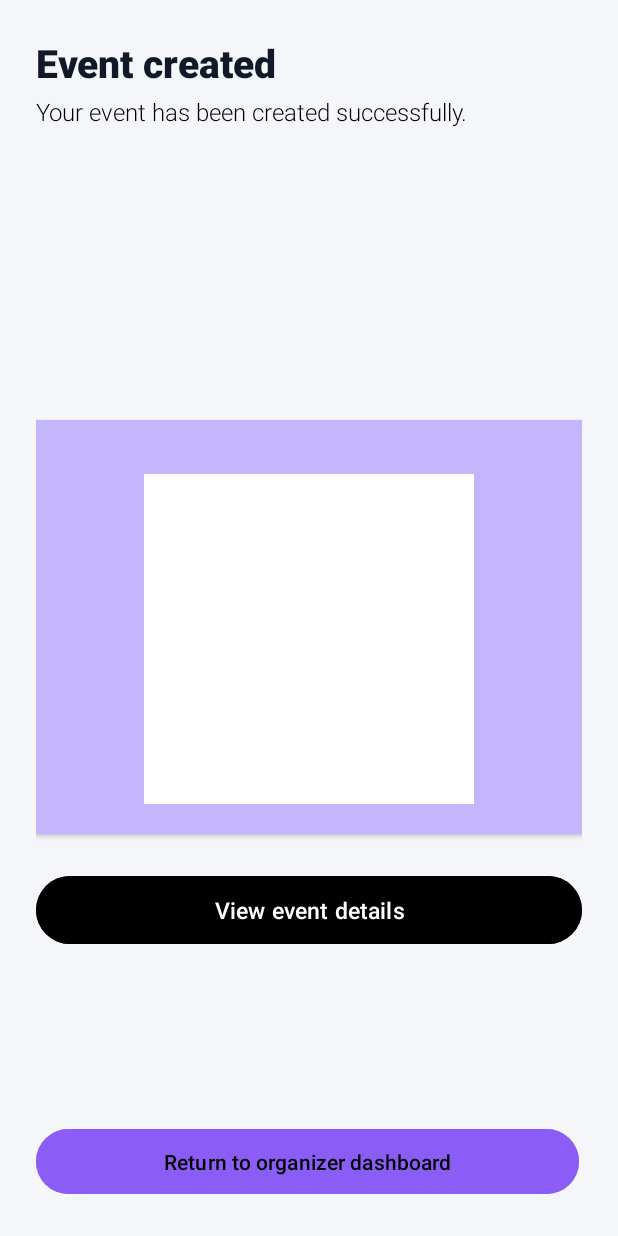
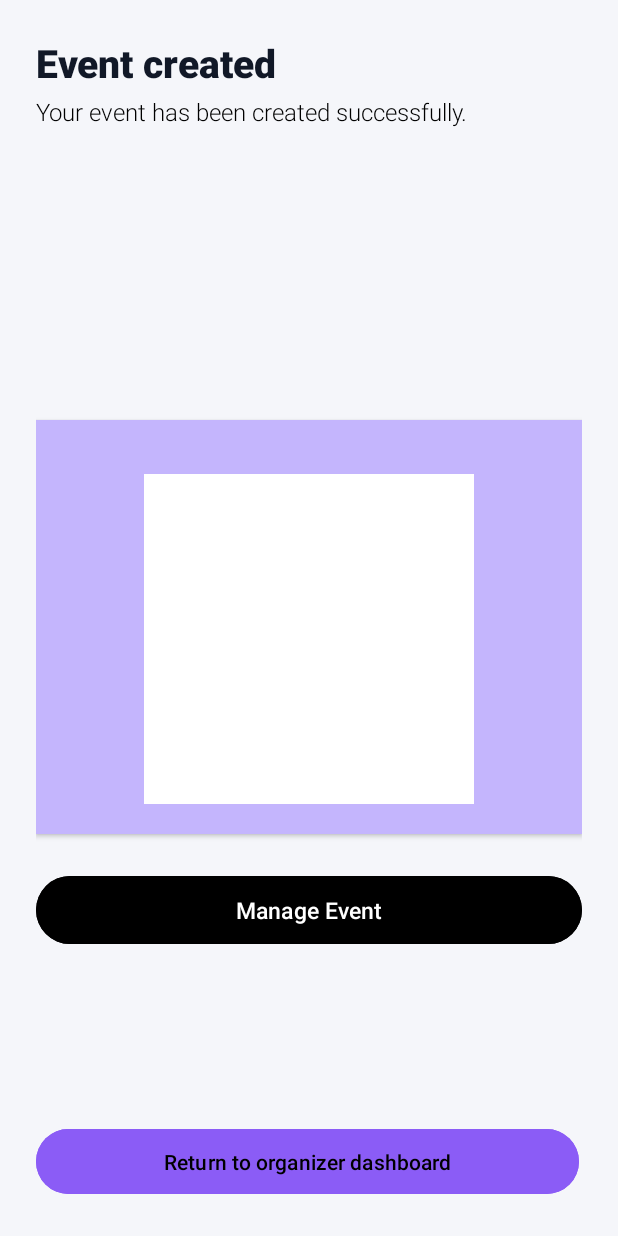
Before and after one commit to CMPUT301F25-Cypher/cypher-events, an Android app: the fragment EventCreatedFragment placed in its activity, on a phone screen of 412 x 824 dp. Run offline under Robolectric (Android 15) with nearby library versions, the phone set to English and light mode, and no system bars; our stand-ins replace Firebase (no records; nobody signed in at launch, a user with empty details on screens opened directly).

Commit message:
small changes to fragment_event_created

```diff
--- a/app/src/main/res/layout/fragment_event_created.xml
+++ b/app/src/main/res/layout/fragment_event_created.xml
@@ -97,7 +97,7 @@
             android:backgroundTint="@color/black"
             android:fontFamily="sans-serif-medium"
             android:padding="12dp"
-            android:text="View event details"
+            android:text="Manage Event"
             android:textAllCaps="false"
             android:textColor="@color/colorOnPrimary"
             android:textSize="15sp" />
```
